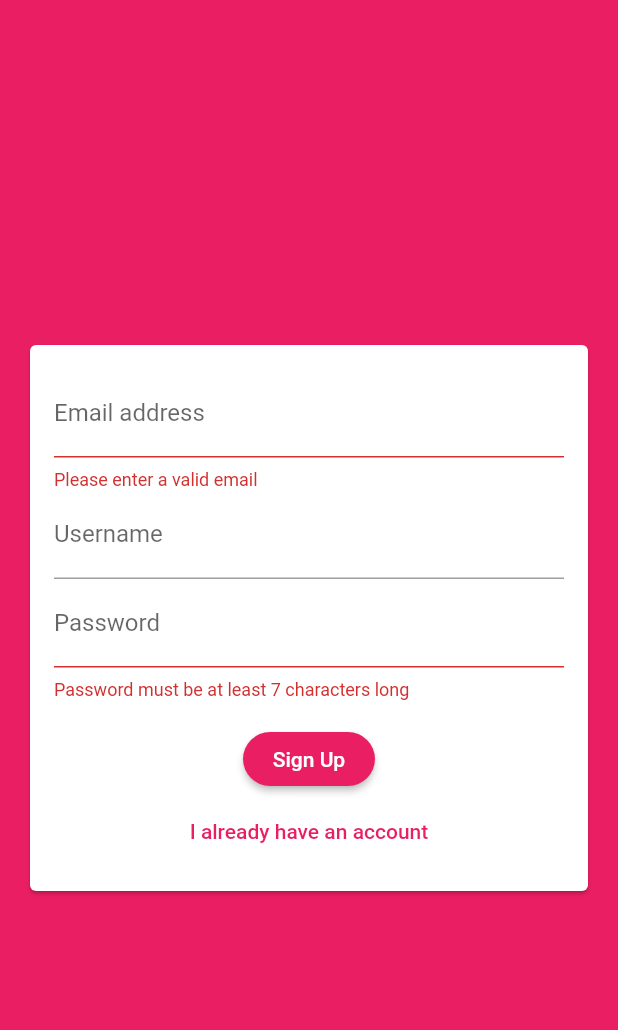
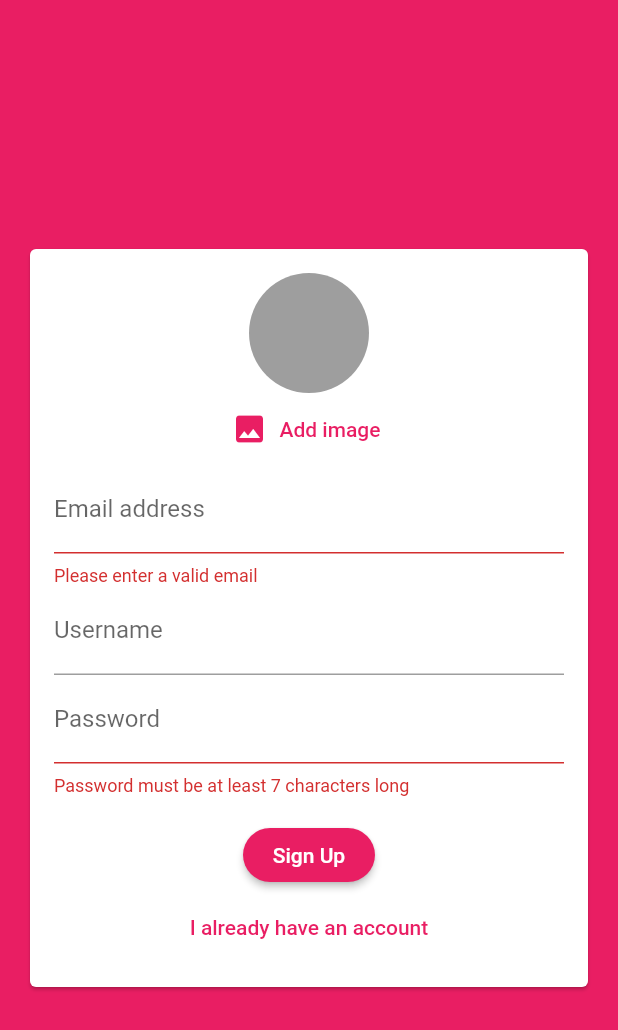
Before and after one commit to eloicasamayor/chat_app, a Flutter app: the screen it shows after launch, after a tap on "Log In", after a tap on "Create new account", on a phone screen of 412 x 824 dp. Shown: the top 1030 px of the screen. Run offline on Flutter 3.47's test engine with Material 2 defaults, Android fonts, the phone set to English and light mode, and no system bars; our stand-ins replace cloud_firestore, firebase_auth, firebase_core, firebase_storage, image_picker; accounts and stored records are empty.

Commit message:
user img stored and displayed on every msg

```diff
--- a/lib/screens/auth_screen.dart
+++ b/lib/screens/auth_screen.dart
@@ -1,6 +1,9 @@
+import 'dart:io';
+
 import 'package:cloud_firestore/cloud_firestore.dart';
 import 'package:flutter/material.dart';
 import 'package:firebase_auth/firebase_auth.dart';
+import 'package:firebase_storage/firebase_storage.dart';
 import '../widgets/auth/auth_form.dart';
 
 class AuthScreen extends StatefulWidget {
@@ -18,6 +21,7 @@ class _AuthScreenState extends State<AuthScreen> {
     String email,
     String password,
     String username,
+    File? image,
     bool isLogin,
     BuildContext ctx,
   ) async {
@@ -37,12 +41,22 @@ class _AuthScreenState extends State<AuthScreen> {
           email: email,
           password: password,
         );
+        final ref = FirebaseStorage.instance
+            .ref()
+            .child('user_images')
+            .child(authResult.user!.uid + '.jpg');
+
+        await ref.putFile(image!).whenComplete(() => null);
+
+        final url = await ref.getDownloadURL();
+
         FirebaseFirestore.instance
             .collection('users')
             .doc(authResult.user!.uid)
             .set({
           'username': username,
           'email': email,
+          'image_url': url,
         });
       }
     } on FirebaseAuthException catch (err) {
--- a/lib/screens/chat_screen.dart
+++ b/lib/screens/chat_screen.dart
@@ -2,7 +2,6 @@ import '../widgets/chat/messages.dart';
 import '../widgets/chat/new_message.dart';
 import 'package:firebase_auth/firebase_auth.dart';
 import 'package:flutter/material.dart';
-import 'package:cloud_firestore/cloud_firestore.dart';
 
 class ChatScreen extends StatelessWidget {
   const ChatScreen({Key? key}) : super(key: key);
--- a/lib/widgets/auth/auth_form.dart
+++ b/lib/widgets/auth/auth_form.dart
@@ -1,3 +1,6 @@
+import 'dart:io';
+
+import '../pickers/user_image_picker.dart';
 import 'package:flutter/material.dart';
 
 class AuthForm extends StatefulWidget {
@@ -5,6 +8,7 @@ class AuthForm extends StatefulWidget {
     String email,
     String password,
     String username,
+    File? image,
     bool isLogin,
     BuildContext ctx,
   ) submitFn;
@@ -22,10 +26,26 @@ class _AuthFormState extends State<AuthForm> {
   var _userEmail = '';
   var _userName = '';
   var _userPassword = '';
+  File? _userImageFile;
+
+  void _pickedImage(File image) {
+    _userImageFile = image;
+  }
 
   void _trySubmit() {
     final _isValid = _form.currentState!.validate();
     FocusScope.of(context).unfocus();
+
+    if (_userImageFile == null && !_isLogin) {
+      Scaffold.of(context).showSnackBar(
+        SnackBar(
+          content: Text('Please pick an image'),
+          backgroundColor: Theme.of(context).errorColor,
+        ),
+      );
+      return;
+    }
+
     if (_isValid) {
       _form.currentState!.save();
 
@@ -33,6 +53,7 @@ class _AuthFormState extends State<AuthForm> {
         _userEmail.trim(),
         _userPassword.trim(),
         _userName.trim(),
+        _userImageFile,
         _isLogin,
         context,
       );
@@ -52,6 +73,7 @@ class _AuthFormState extends State<AuthForm> {
               child: Column(
                 mainAxisSize: MainAxisSize.min,
                 children: [
+                  if (!_isLogin) UserImagePicker(_pickedImage),
                   TextFormField(
                     key: ValueKey('email'),
                     validator: (value) {
--- /dev/null
+++ b/lib/widgets/pickers/user_image_picker.dart
@@ -0,0 +1,49 @@
+import 'dart:io';
+
+import 'package:flutter/material.dart';
+import 'package:image_picker/image_picker.dart';
+
+class UserImagePicker extends StatefulWidget {
+  UserImagePicker(this.imagePickFn);
+  final void Function(File pickedImage) imagePickFn;
+
+  @override
+  _UserImagePickerState createState() => _UserImagePickerState();
+}
+
+class _UserImagePickerState extends State<UserImagePicker> {
+  File? _pickedImage;
+
+  void _pickImage() async {
+    final pickedImageP = await ImagePicker().getImage(
+      source: ImageSource.camera,
+      imageQuality: 50,
+      maxWidth: 150,
+    );
+    final pickedImageFile = File(pickedImageP!.path);
+    setState(() {
+      _pickedImage = pickedImageFile;
+    });
+    widget.imagePickFn(pickedImageFile);
+  }
+
+  @override
+  Widget build(BuildContext context) {
+    return Column(
+      children: [
+        CircleAvatar(
+          radius: 40,
+          backgroundColor: Colors.grey,
+          backgroundImage:
+              _pickedImage != null ? FileImage(File(_pickedImage!.path)) : null,
+        ),
+        FlatButton.icon(
+          textColor: Theme.of(context).primaryColor,
+          onPressed: _pickImage,
+          icon: Icon(Icons.image),
+          label: Text('Add image'),
+        ),
+      ],
+    );
+  }
+}
--- a/pubspec.yaml
+++ b/pubspec.yaml
@@ -30,6 +30,8 @@ dependencies:
   cupertino_icons: ^1.0.2
   cloud_firestore: ^2.2.2
   firebase_auth: ^1.4.1
+  image_picker: ^0.8.0+3
+  firebase_storage: ^8.1.3
 
 dev_dependencies:
   flutter_test:
```
Also changed, not shown: lib/widgets/chat/message_bubble.dart (added, +86 -0 lines), lib/widgets/chat/messages.dart (+12 -1 lines), lib/widgets/chat/new_message.dart (+11 -3 lines), pubspec.lock.
